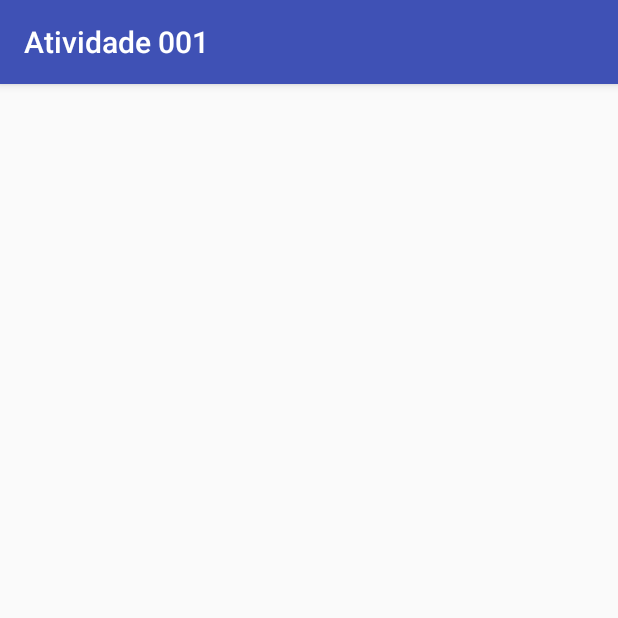
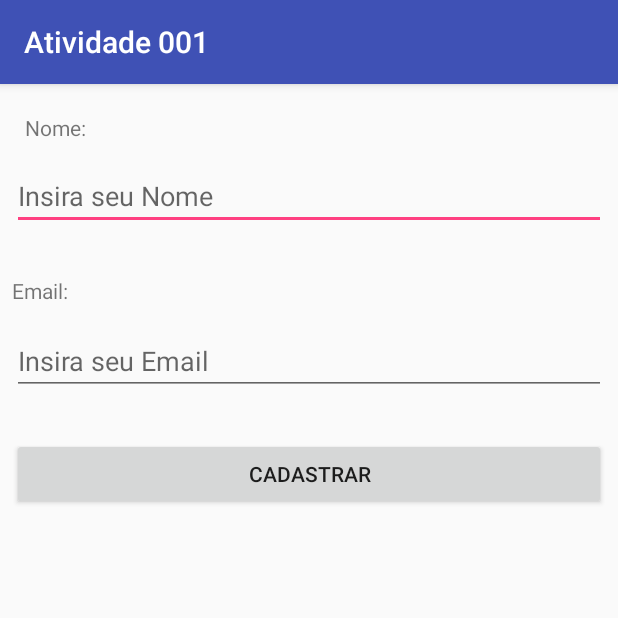
Before and after one commit to ufjf-dcc196/dcc196-2018-3-exr01-MattheusSoares, an Android app: the screen it shows after launch (CadastroExternoActivity), after a tap on "CADASTRAR EXTERNO", on a phone screen of 412 x 824 dp, the top half of it. Run offline under Robolectric (Android 15) with nearby library versions, the phone set to English and light mode, and no system bars.

Commit message:
Contagem salva e activities finalizadas

```diff
--- a/app/src/main/java/br/ufjf/dcc196/atv_001/CadastroExternoActivity.java
+++ b/app/src/main/java/br/ufjf/dcc196/atv_001/CadastroExternoActivity.java
@@ -1,13 +1,37 @@
 package br.ufjf.dcc196.atv_001;
 
+import android.app.Activity;
+import android.content.Intent;
 import android.support.v7.app.AppCompatActivity;
 import android.os.Bundle;
+import android.view.View;
+import android.widget.Button;
+import android.widget.EditText;
 
 public class CadastroExternoActivity extends AppCompatActivity {
+    private EditText txtNomeExterno;
+    private EditText txtEmailExterno;
+    private Button btnSalvarExterno;
 
     @Override
     protected void onCreate(Bundle savedInstanceState) {
         super.onCreate(savedInstanceState);
         setContentView(R.layout.activity_cadastro_externo);
+        txtNomeExterno = findViewById(R.id.txtNomeExterno);
+        txtEmailExterno = findViewById(R.id.txtEmailExterno);
+        btnSalvarExterno = findViewById(R.id.btnSalvarExterno);
+        Bundle extras = getIntent().getExtras();
+        btnSalvarExterno.setOnClickListener(new View.OnClickListener() {
+            @Override
+            public void onClick(View v) {
+                Intent resultado = new Intent();
+                resultado.putExtra(MainActivity.NOME,txtNomeExterno.getText().toString());
+                resultado.putExtra(MainActivity.EMAIL_EXTERNO,txtEmailExterno.getText().toString());
+
+                setResult(Activity.RESULT_OK, resultado);
+                finish();
+
+            }
+        });
     }
 }
--- a/app/src/main/java/br/ufjf/dcc196/atv_001/MainActivity.java
+++ b/app/src/main/java/br/ufjf/dcc196/atv_001/MainActivity.java
@@ -6,6 +6,7 @@ import android.support.v7.app.AppCompatActivity;
 import android.os.Bundle;
 import android.view.View;
 import android.widget.Button;
+import android.widget.TextView;
 
 import java.util.ArrayList;
 
@@ -24,10 +25,6 @@ public class MainActivity extends AppCompatActivity {
     public ArrayList<String> Externo_Nomes;
     public ArrayList<String> Externo_EMails;
 
-    public static int contador_alunos = 0;
-    public static int contador_servidor = 0;
-    public static int contador_externo = 0;
-
     public static final int REQUEST_ALUNO = 1;
     public static final int REQUEST_SERVIDOR = 1;
     public static final int REQUEST_EXTERNO = 1;
@@ -36,10 +33,19 @@ public class MainActivity extends AppCompatActivity {
     private Button btnCadastrarServidor;
     private Button btnCadastrarExterno;
 
+    private TextView txtTotalAlunos;
+    private TextView txtTotalServidor;
+    private TextView txtTotalExterno;
+
     @Override
     protected void onCreate(Bundle savedInstanceState) {
         super.onCreate(savedInstanceState);
         setContentView(R.layout.activity_main);
+
+        txtTotalAlunos = findViewById(R.id.txtTotalAlunos);
+        txtTotalExterno = findViewById(R.id.txtTotalExterno);
+        txtTotalServidor = findViewById(R.id.txtTotalServidor);
+
         btnCadastrarAluno = (Button) findViewById(R.id.btnCadastroAluno);
         btnCadastrarServidor = (Button) findViewById(R.id.btnCadastroServidor);
         btnCadastrarExterno = (Button) findViewById(R.id.btnCadastroExterno);
@@ -74,27 +80,34 @@ public class MainActivity extends AppCompatActivity {
 
         super.onActivityResult(requestCode, resultCode, data);
 
+
         if(requestCode == MainActivity.REQUEST_ALUNO && resultCode == Activity.RESULT_OK && data != null){
             Bundle bundleResultado = data.getExtras();
-
+            if(bundleResultado.getString(NOME)!=null && bundleResultado.getString(ALUNO_MATRICULA)!=null){
+                Alunos_Nomes.add(bundleResultado.getString(NOME));
+                Alunos_Matriculas.add(bundleResultado.getString(ALUNO_MATRICULA));
+            }
+            txtTotalAlunos.setText("Total de Alunos Cadastrados"+Alunos_Matriculas.size());
         }
-
 
         if(requestCode == MainActivity.REQUEST_SERVIDOR && resultCode == Activity.RESULT_OK && data != null){
             Bundle bundleResultado = data.getExtras();
-
             if(bundleResultado.getString(NOME)!=null && bundleResultado.getString(SERVIDOR_SIAPE)!=null){
                 Servidor_Nomes.add(bundleResultado.getString(NOME));
                 Servidor_SIAPE.add(bundleResultado.getString(SERVIDOR_SIAPE));
             }
-
+            txtTotalServidor.setText("Total de Servidores Cadastrados"+Servidor_SIAPE.size());
         }
 
 
         if(requestCode == MainActivity.REQUEST_EXTERNO && resultCode == Activity.RESULT_OK && data != null){
             Bundle bundleResultado = data.getExtras();
+            if(bundleResultado.getString(NOME)!=null && bundleResultado.getString(EMAIL_EXTERNO)!=null){
+                Externo_Nomes.add(bundleResultado.getString(NOME));
+                Externo_EMails.add(bundleResultado.getString(EMAIL_EXTERNO));
+            }
+            txtTotalExterno.setText("Total de Cadastrados Externos"+Externo_EMails.size());
         }
-        //atualiza texto do contador
 
     }
 
--- a/app/src/main/res/layout/activity_cadastro_externo.xml
+++ b/app/src/main/res/layout/activity_cadastro_externo.xml
@@ -6,4 +6,96 @@
     android:layout_height="match_parent"
     tools:context=".CadastroExternoActivity">
 
+    <TextView
+        android:id="@+id/lblNomeExterno"
+        android:layout_width="wrap_content"
+        android:layout_height="23dp"
+        android:layout_marginBottom="8dp"
+        android:layout_marginEnd="8dp"
+        android:layout_marginLeft="8dp"
+        android:layout_marginRight="8dp"
+        android:layout_marginStart="8dp"
+        android:layout_marginTop="8dp"
+        android:text="@string/lblNomeExterno"
+        app:layout_constraintBottom_toBottomOf="parent"
+        app:layout_constraintEnd_toEndOf="parent"
+        app:layout_constraintHorizontal_bias="0.024"
+        app:layout_constraintStart_toStartOf="parent"
+        app:layout_constraintTop_toTopOf="parent"
+        app:layout_constraintVertical_bias="0.016" />
+
+    <TextView
+        android:id="@+id/lblEmailExterno"
+        android:layout_width="wrap_content"
+        android:layout_height="wrap_content"
+        android:layout_marginBottom="8dp"
+        android:layout_marginEnd="8dp"
+        android:layout_marginLeft="8dp"
+        android:layout_marginRight="8dp"
+        android:layout_marginStart="8dp"
+        android:layout_marginTop="8dp"
+        android:text="@string/lblEmailExterno"
+        app:layout_constraintBottom_toBottomOf="parent"
+        app:layout_constraintEnd_toEndOf="parent"
+        app:layout_constraintHorizontal_bias="0.0"
+        app:layout_constraintStart_toStartOf="parent"
+        app:layout_constraintTop_toBottomOf="@+id/txtNomeExterno"
+        app:layout_constraintVertical_bias="0.036" />
+
+    <EditText
+        android:id="@+id/txtNomeExterno"
+        android:layout_width="0dp"
+        android:layout_height="wrap_content"
+        android:layout_marginBottom="8dp"
+        android:layout_marginEnd="8dp"
+        android:layout_marginLeft="8dp"
+        android:layout_marginRight="8dp"
+        android:layout_marginStart="8dp"
+        android:layout_marginTop="8dp"
+        android:ems="10"
+        android:hint="Insira seu Nome"
+        android:inputType="textPersonName"
+        app:layout_constraintBottom_toBottomOf="parent"
+        app:layout_constraintEnd_toEndOf="parent"
+        app:layout_constraintStart_toStartOf="parent"
+        app:layout_constraintTop_toBottomOf="@+id/lblNomeExterno"
+        app:layout_constraintVertical_bias="0.002" />
+
+    <EditText
+        android:id="@+id/txtEmailExterno"
+        android:layout_width="0dp"
+        android:layout_height="wrap_content"
+        android:layout_marginBottom="8dp"
+        android:layout_marginEnd="8dp"
+        android:layout_marginLeft="8dp"
+        android:layout_marginRight="8dp"
+        android:layout_marginStart="8dp"
+        android:layout_marginTop="8dp"
+        android:ems="10"
+        android:hint="Insira seu Email"
+        android:inputType="textPersonName"
+        app:layout_constraintBottom_toBottomOf="parent"
+        app:layout_constraintEnd_toEndOf="parent"
+        app:layout_constraintHorizontal_bias="0.052"
+        app:layout_constraintStart_toStartOf="parent"
+        app:layout_constraintTop_toBottomOf="@+id/lblEmailExterno"
+        app:layout_constraintVertical_bias="0.012" />
+
+    <Button
+        android:id="@+id/btnSalvarExterno"
+        android:layout_width="0dp"
+        android:layout_height="wrap_content"
+        android:layout_marginBottom="8dp"
+        android:layout_marginEnd="8dp"
+        android:layout_marginLeft="8dp"
+        android:layout_marginRight="8dp"
+        android:layout_marginStart="8dp"
+        android:layout_marginTop="8dp"
+        android:text="Cadastrar"
+        app:layout_constraintBottom_toBottomOf="parent"
+        app:layout_constraintEnd_toEndOf="parent"
+        app:layout_constraintHorizontal_bias="0.501"
+        app:layout_constraintStart_toStartOf="parent"
+        app:layout_constraintTop_toBottomOf="@+id/txtEmailExterno"
+        app:layout_constraintVertical_bias="0.042" />
 </android.support.constraint.ConstraintLayout>
--- a/app/src/main/res/layout/activity_cadastro_servidor.xml
+++ b/app/src/main/res/layout/activity_cadastro_servidor.xml
@@ -71,8 +71,8 @@
         android:layout_marginStart="8dp"
         android:layout_marginTop="8dp"
         android:ems="10"
+        android:hint="Insira seu nome"
         android:inputType="textPersonName"
-        android:text="Insira seu nome"
         app:layout_constraintBottom_toBottomOf="parent"
         app:layout_constraintEnd_toEndOf="parent"
         app:layout_constraintHorizontal_bias="0.424"
@@ -91,8 +91,8 @@
         android:layout_marginStart="8dp"
         android:layout_marginTop="8dp"
         android:ems="10"
+        android:hint="Insira seu SIAPE"
         android:inputType="textPersonName"
-        android:text="Insira seu SIAPE"
         app:layout_constraintBottom_toBottomOf="parent"
         app:layout_constraintEnd_toEndOf="parent"
         app:layout_constraintHorizontal_bias="0.0"
--- a/app/src/main/res/values/strings.xml
+++ b/app/src/main/res/values/strings.xml
@@ -11,4 +11,6 @@
     <string name="lblServidorSIAPE">SIAPE:</string>
     <string name="lblAlunoMatricula">Matrícula:</string>
     <string name="lblAlunoNome">Nome:</string>
+    <string name="lblNomeExterno">Nome:</string>
+    <string name="lblEmailExterno">Email:</string>
 </resources>
```
